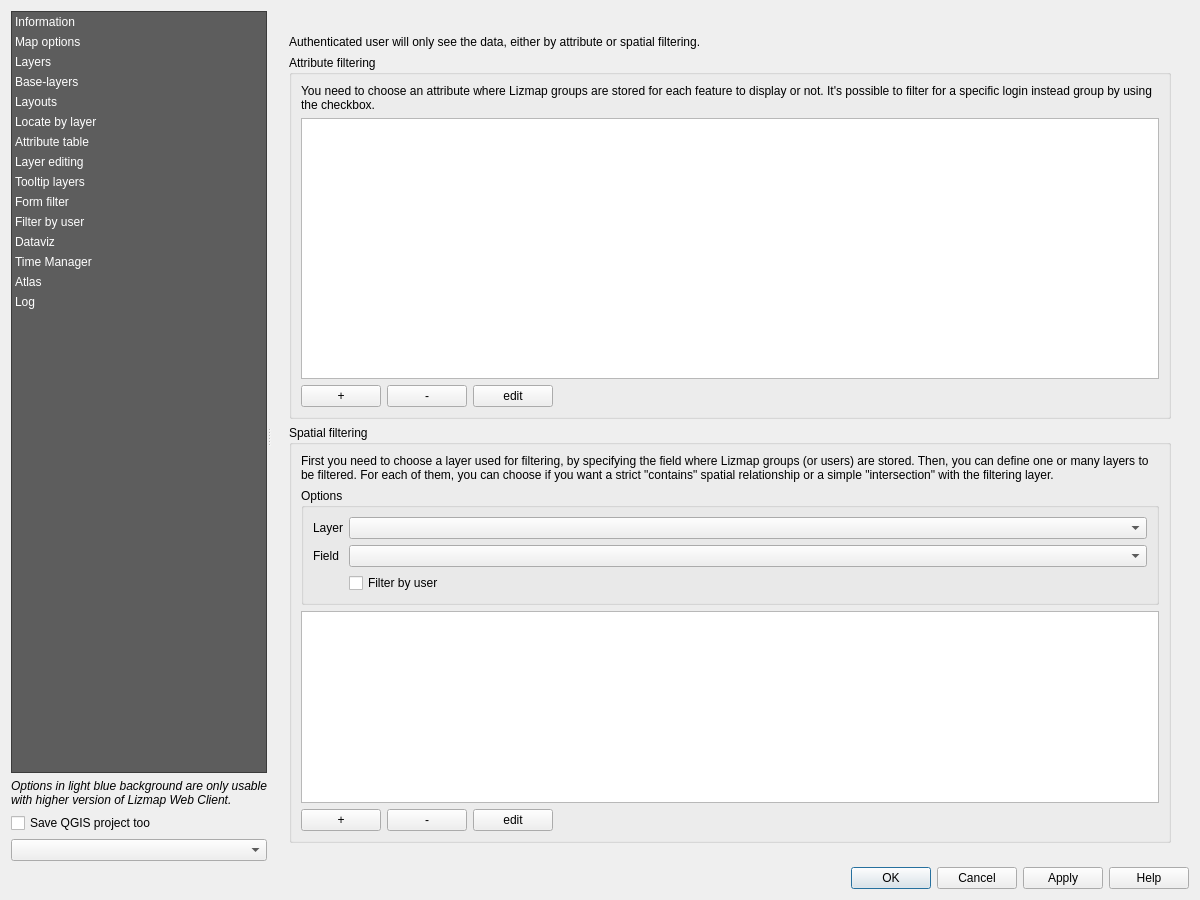
3liz/lizmap-plugin, file lizmap/resources/ui/ui_lizmap.ui: the form before one commit.
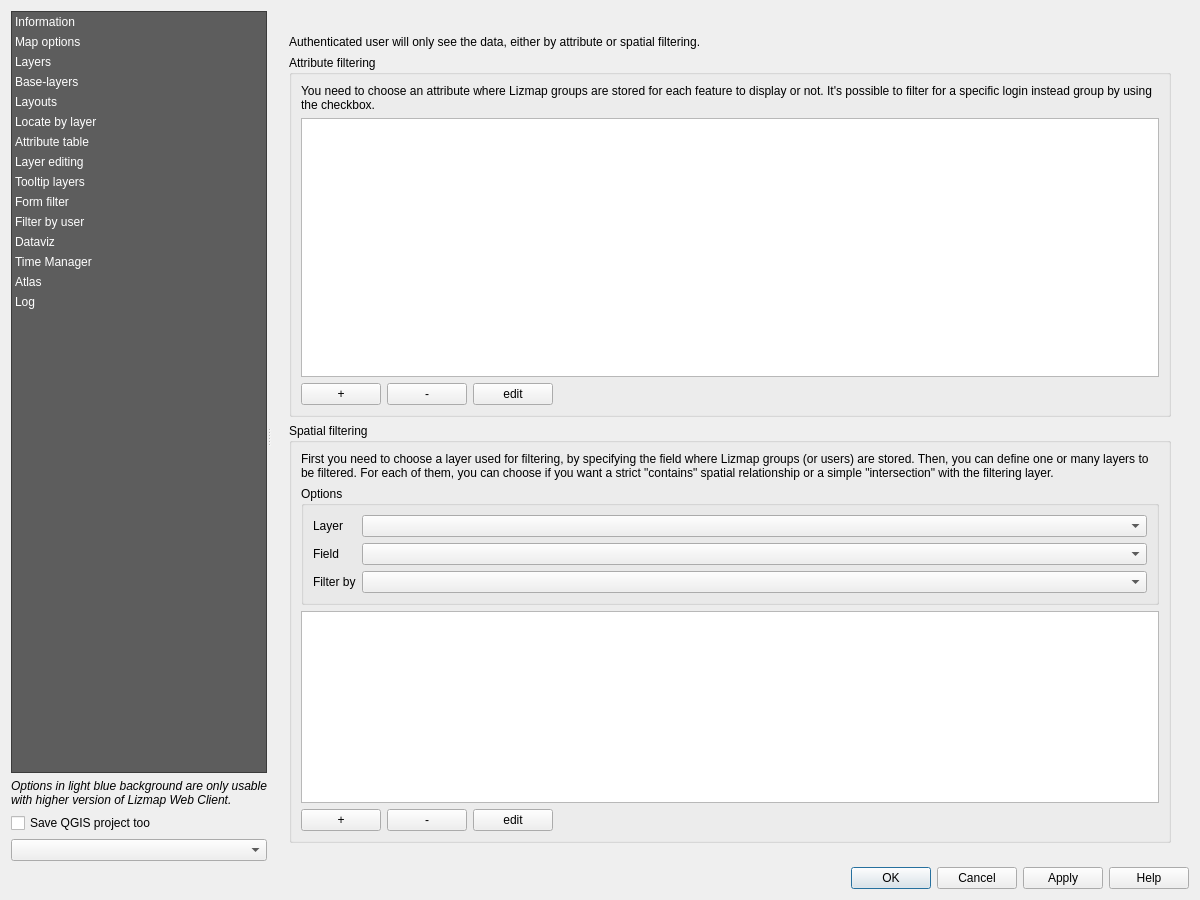
The form after the commit. The open tabs and pages were chosen to show the change. Custom widgets are drawn as their Qt base class.

The edit to the form file:
```diff
--- a/lizmap/resources/ui/ui_lizmap.ui
+++ b/lizmap/resources/ui/ui_lizmap.ui
@@ -3634,12 +3634,6 @@
                     <layout class="QVBoxLayout" name="verticalLayout_49">
                      <item>
                       <layout class="QFormLayout" name="formLayout">
-                       <item row="1" column="1">
-                        <widget class="QgsFieldComboBox" name="field_filter_polygon"/>
-                       </item>
-                       <item row="0" column="1">
-                        <widget class="QgsMapLayerComboBox" name="layer_filter_polygon"/>
-                       </item>
                        <item row="0" column="0">
                         <widget class="QLabel" name="label_layer_filter_polygon">
                          <property name="text">
@@ -3647,6 +3641,9 @@
                          </property>
                         </widget>
                        </item>
+                       <item row="0" column="1">
+                        <widget class="QgsMapLayerComboBox" name="layer_filter_polygon"/>
+                       </item>
                        <item row="1" column="0">
                         <widget class="QLabel" name="label_field_filter_polygon">
                          <property name="text">
@@ -3654,12 +3651,18 @@
                          </property>
                         </widget>
                        </item>
+                       <item row="1" column="1">
+                        <widget class="QgsFieldComboBox" name="field_filter_polygon"/>
+                       </item>
+                       <item row="2" column="0">
+                        <widget class="QLabel" name="label_filter_polygon_by_user">
+                         <property name="text">
+                          <string>Filter by</string>
+                         </property>
+                        </widget>
+                       </item>
                        <item row="2" column="1">
-                        <widget class="QCheckBox" name="filter_polygon_by_user">
-                         <property name="text">
-                          <string>Filter by user</string>
-                         </property>
-                        </widget>
+                        <widget class="QComboBox" name="filter_polygon_by_user"/>
                        </item>
                       </layout>
                      </item>
```
